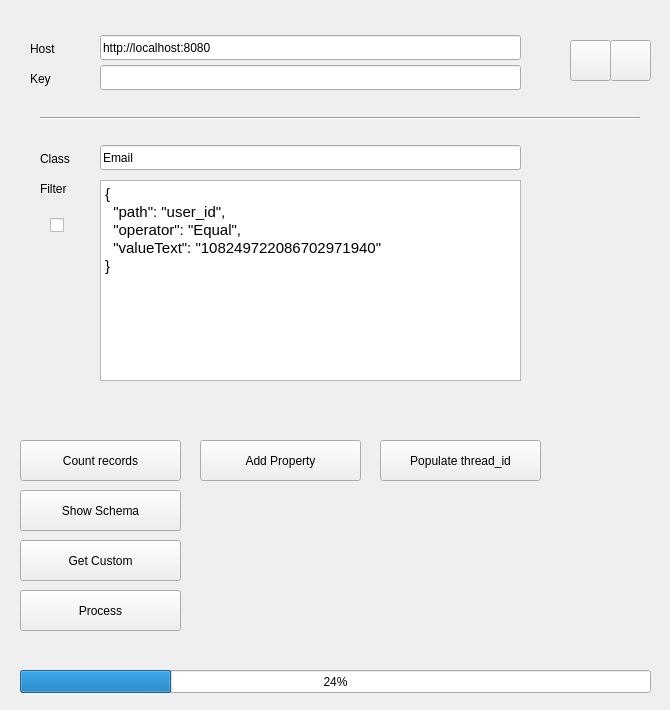
Before: the Qt Designer form src/ui/main_window.ui in weaviate-git-bot/qteaviatif, drawn with Qt 5.
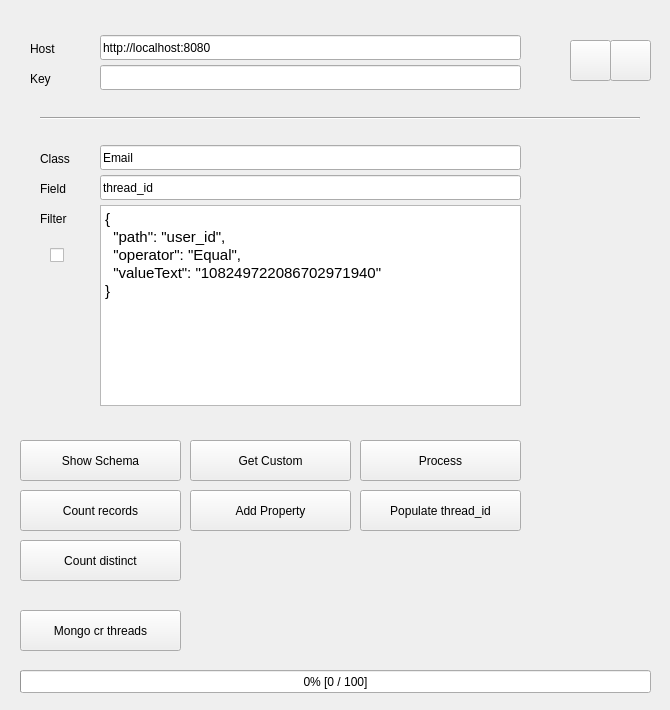
After: the same form once the commit is applied. Icons and pictures are not drawn.

Commit message: weaviate init and mongo cr threads

```diff
--- a/src/ui/main_window.ui
+++ b/src/ui/main_window.ui
@@ -111,7 +111,7 @@
    <property name="geometry">
     <rect>
      <x>20</x>
-     <y>440</y>
+     <y>490</y>
      <width>161</width>
      <height>41</height>
     </rect>
@@ -124,7 +124,7 @@
    <property name="geometry">
     <rect>
      <x>40</x>
-     <y>180</y>
+     <y>210</y>
      <width>41</width>
      <height>17</height>
     </rect>
@@ -176,7 +176,7 @@
    <property name="geometry">
     <rect>
      <x>100</x>
-     <y>180</y>
+     <y>205</y>
      <width>421</width>
      <height>201</height>
     </rect>
@@ -200,7 +200,7 @@
    <property name="geometry">
     <rect>
      <x>50</x>
-     <y>210</y>
+     <y>240</y>
      <width>31</width>
      <height>31</height>
     </rect>
@@ -213,7 +213,7 @@
    <property name="geometry">
     <rect>
      <x>20</x>
-     <y>490</y>
+     <y>440</y>
      <width>161</width>
      <height>41</height>
     </rect>
@@ -225,8 +225,8 @@
   <widget class="QPushButton" name="pushButton_get">
    <property name="geometry">
     <rect>
-     <x>20</x>
-     <y>540</y>
+     <x>190</x>
+     <y>440</y>
      <width>161</width>
      <height>41</height>
     </rect>
@@ -238,8 +238,8 @@
   <widget class="QPushButton" name="pushButton_process">
    <property name="geometry">
     <rect>
-     <x>20</x>
-     <y>590</y>
+     <x>360</x>
+     <y>440</y>
      <width>161</width>
      <height>41</height>
     </rect>
@@ -251,8 +251,8 @@
   <widget class="QPushButton" name="pushButton_schema_add">
    <property name="geometry">
     <rect>
-     <x>200</x>
-     <y>440</y>
+     <x>190</x>
+     <y>490</y>
      <width>161</width>
      <height>41</height>
     </rect>
@@ -264,8 +264,8 @@
   <widget class="QPushButton" name="pushButton_populate_thread_id">
    <property name="geometry">
     <rect>
-     <x>380</x>
-     <y>440</y>
+     <x>360</x>
+     <y>490</y>
      <width>161</width>
      <height>41</height>
     </rect>
@@ -284,7 +284,62 @@
     </rect>
    </property>
    <property name="value">
-    <number>24</number>
+    <number>0</number>
+   </property>
+   <property name="format">
+    <string>%p% [%v / %m]</string>
+   </property>
+  </widget>
+  <widget class="QPushButton" name="pushButton_count_distinct">
+   <property name="geometry">
+    <rect>
+     <x>20</x>
+     <y>540</y>
+     <width>161</width>
+     <height>41</height>
+    </rect>
+   </property>
+   <property name="text">
+    <string>Count distinct</string>
+   </property>
+  </widget>
+  <widget class="QLineEdit" name="lineEdit_field">
+   <property name="geometry">
+    <rect>
+     <x>100</x>
+     <y>175</y>
+     <width>421</width>
+     <height>25</height>
+    </rect>
+   </property>
+   <property name="text">
+    <string>thread_id</string>
+   </property>
+  </widget>
+  <widget class="QLabel" name="label_class_2">
+   <property name="geometry">
+    <rect>
+     <x>40</x>
+     <y>180</y>
+     <width>51</width>
+     <height>17</height>
+    </rect>
+   </property>
+   <property name="text">
+    <string>Field</string>
+   </property>
+  </widget>
+  <widget class="QPushButton" name="pushButton_mongo_create_threads_collection">
+   <property name="geometry">
+    <rect>
+     <x>20</x>
+     <y>610</y>
+     <width>161</width>
+     <height>41</height>
+    </rect>
+   </property>
+   <property name="text">
+    <string>Mongo cr threads</string>
    </property>
   </widget>
  </widget>
```
The commit also changes 3 other files.
